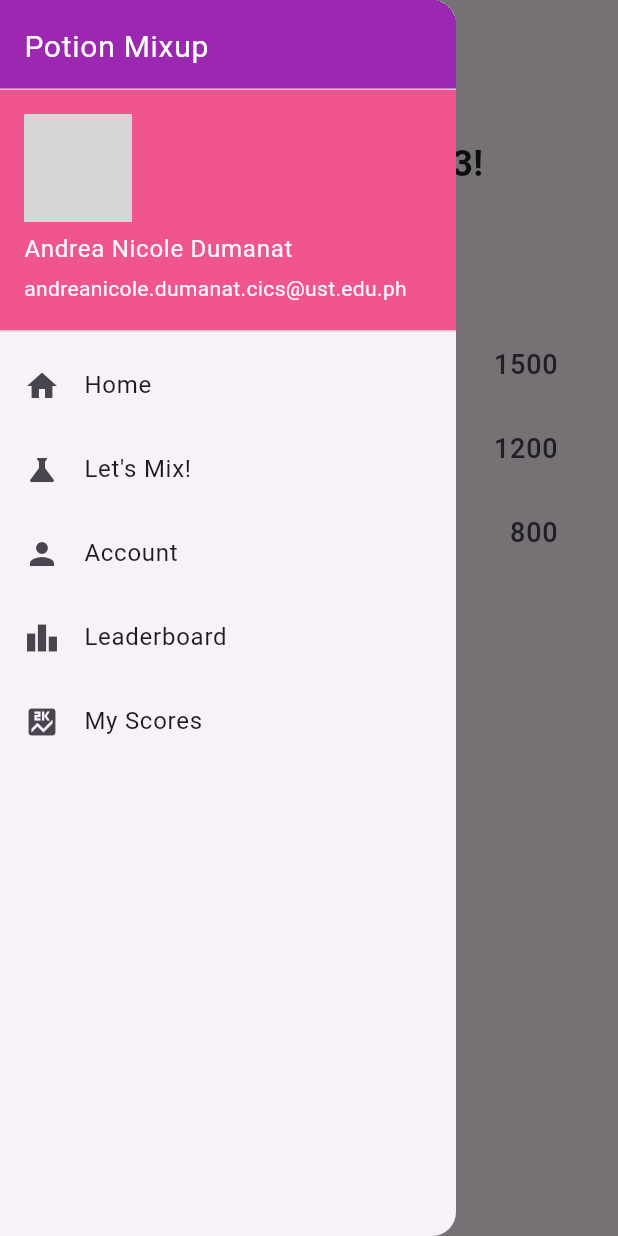
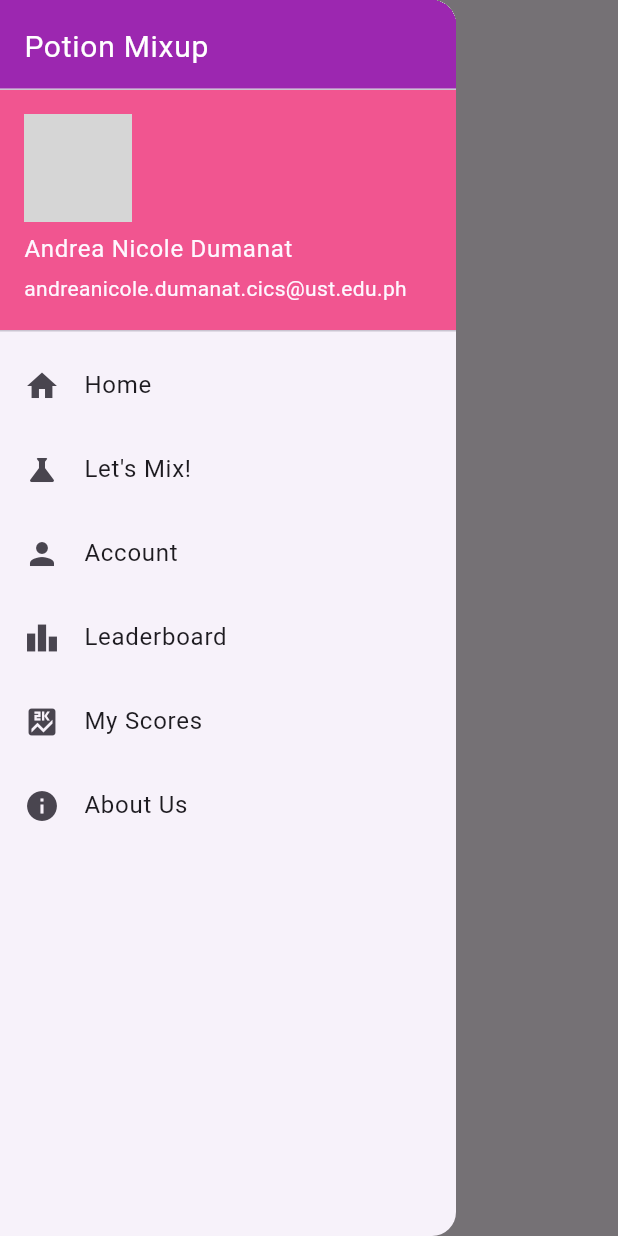
Before and after one commit to andurder/Mojojojo_appdev, a Flutter app: the AccountPage screen opened directly, with the side drawer open, on a phone screen of 412 x 824 dp. Run offline on Flutter 3.47's test engine with Material 3 defaults, Android fonts, the light colour scheme and no system bars; our stand-ins replace firebase_core; accounts and stored records are empty; grey boxes are pictures that could not be loaded.

Commit message:
about us (drawer)

```diff
--- a/trial1/potion_mixup/lib/accounts.dart
+++ b/trial1/potion_mixup/lib/accounts.dart
@@ -34,49 +34,11 @@ class AccountPage extends StatelessWidget {
             ),
             const SizedBox(height: 40),
 
-            // Highscores Section
-            const Text(
-              'Highscores',
-              style: TextStyle(
-                fontSize: 20,
-                fontWeight: FontWeight.w600,
-              ),
-            ),
-            const SizedBox(height: 20),
-
-            // Difficulty Scores
-            ListTile(
-              leading: const Icon(Icons.star, color: Colors.green),
-              title: const Text('Easy'),
-              trailing: Text(
-                easyScore.toString(),
-                style:
-                    const TextStyle(fontSize: 18, fontWeight: FontWeight.w500),
-              ),
-            ),
-            ListTile(
-              leading: const Icon(Icons.star, color: Colors.orange),
-              title: const Text('Medium'),
-              trailing: Text(
-                mediumScore.toString(),
-                style:
-                    const TextStyle(fontSize: 18, fontWeight: FontWeight.w500),
-              ),
-            ),
-            ListTile(
-              leading: const Icon(Icons.star, color: Colors.red),
-              title: const Text('Hard'),
-              trailing: Text(
-                hardScore.toString(),
-                style:
-                    const TextStyle(fontSize: 18, fontWeight: FontWeight.w500),
-              ),
-            ),
-
             // Spacer for aesthetics
             const Spacer(),
             const Text(
               'Potion Mixup v1.0',
+              textAlign: TextAlign.center,
               style: TextStyle(color: Colors.grey),
             ),
           ],
--- a/trial1/potion_mixup/lib/login.dart
+++ b/trial1/potion_mixup/lib/login.dart
@@ -17,13 +17,15 @@ class LoginPage extends StatelessWidget {
             mainAxisAlignment: MainAxisAlignment.center,
             crossAxisAlignment: CrossAxisAlignment.stretch,
             children: [
+              const Text('Email'),
               const TextField(
                 decoration: InputDecoration(
-                  labelText: 'Username',
+                  labelText: 'Email',
                   border: OutlineInputBorder(),
                 ),
               ),
               const SizedBox(height: 16.0),
+              const Text('Password'),
               const TextField(
                 obscureText: true,
                 decoration: InputDecoration(
--- a/trial1/potion_mixup/lib/main.dart
+++ b/trial1/potion_mixup/lib/main.dart
@@ -184,7 +184,16 @@ class MainDrawer extends StatelessWidget {
                 MaterialPageRoute(builder: (context) => const MyScoresPage()),
               );
             },
-            /* ADD HERE UNG ABOUT US BUT SA PINAKADULOOOOOOO */
+          ),
+          ListTile(
+            leading: const Icon(Icons.info),
+            title: const Text('About Us'),
+            onTap: () {
+              Navigator.pushReplacement(
+                context,
+                MaterialPageRoute(builder: (context) => const Aboutus()),
+              );
+            },
           ),
         ],
       ),
--- a/trial1/potion_mixup/pubspec.yaml
+++ b/trial1/potion_mixup/pubspec.yaml
@@ -94,3 +94,4 @@ flutter:
   assets:
     - assets/icons/correct.png
     - assets/icons/empty.png
+    - assets/images/woodbg.png
```
Also changed, not shown: trial1/potion_mixup/lib/aboutus.dart (+62 -1 lines), trial1/potion_mixup/lib/game.dart (+19 -8 lines), trial1/potion_mixup/assets/images/woodbg.png (added).
